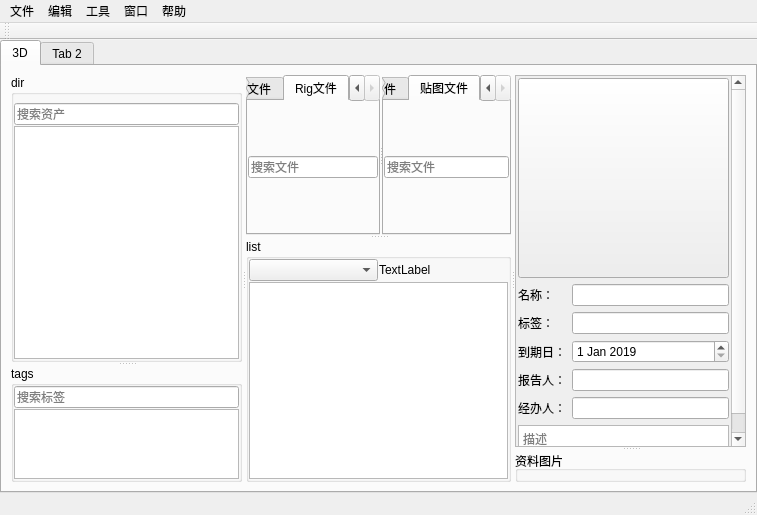
Old version of the form assetsManage/UI/AM_MainWin.ui in the repository IvanYangYangXi/pyqt_study.
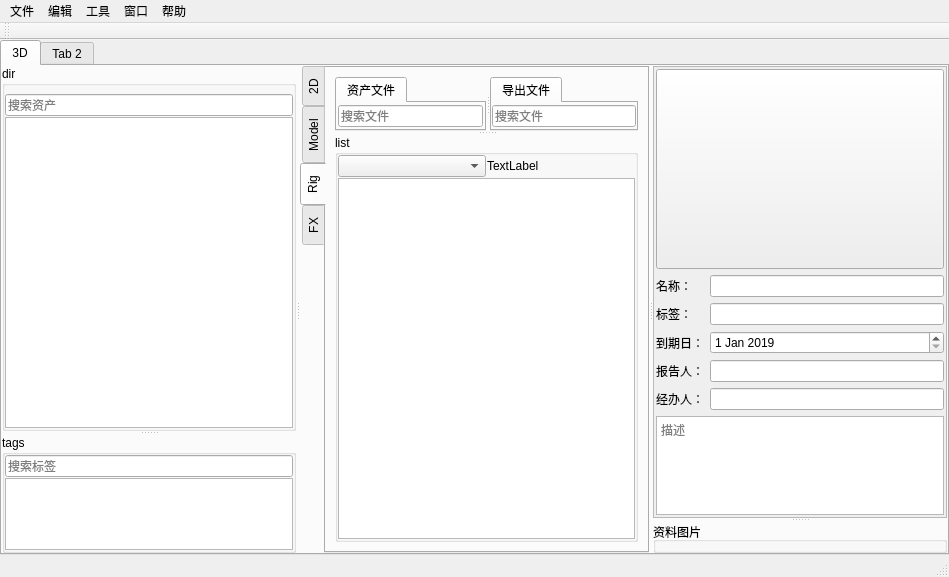
New version of the form. The open tabs and pages were chosen to show the change. Icons and pictures are not drawn.

Diff of the .ui file:
```diff
--- a/assetsManage/UI/AM_MainWin.ui
+++ b/assetsManage/UI/AM_MainWin.ui
@@ -6,8 +6,8 @@
    <rect>
     <x>0</x>
     <y>0</y>
-    <width>757</width>
-    <height>515</height>
+    <width>949</width>
+    <height>577</height>
    </rect>
   </property>
   <property name="windowTitle">
@@ -24,7 +24,7 @@
    <string>AssetsManage</string>
   </property>
   <widget class="QWidget" name="centralwidget">
-   <layout class="QVBoxLayout" name="verticalLayout_9">
+   <layout class="QGridLayout" name="gridLayout_2">
     <property name="leftMargin">
      <number>0</number>
     </property>
@@ -37,7 +37,7 @@
     <property name="bottomMargin">
      <number>0</number>
     </property>
-    <item>
+    <item row="0" column="0">
      <widget class="QTabWidget" name="tabWidget">
       <property name="currentIndex">
        <number>0</number>
@@ -50,8 +50,23 @@
         <string>3D</string>
        </attribute>
        <layout class="QHBoxLayout" name="horizontalLayout_2">
+        <property name="spacing">
+         <number>0</number>
+        </property>
+        <property name="leftMargin">
+         <number>0</number>
+        </property>
+        <property name="topMargin">
+         <number>0</number>
+        </property>
+        <property name="rightMargin">
+         <number>0</number>
+        </property>
+        <property name="bottomMargin">
+         <number>0</number>
+        </property>
         <item>
-         <widget class="QSplitter" name="splitter_3">
+         <widget class="QSplitter" name="splitter_4">
           <property name="orientation">
            <enum>Qt::Horizontal</enum>
           </property>
@@ -162,36 +177,54 @@
             </layout>
            </widget>
           </widget>
-          <widget class="QSplitter" name="splitter_file">
-           <property name="sizePolicy">
-            <sizepolicy hsizetype="Preferred" vsizetype="Expanding">
-             <horstretch>0</horstretch>
-             <verstretch>0</verstretch>
-            </sizepolicy>
-           </property>
-           <property name="orientation">
-            <enum>Qt::Vertical</enum>
-           </property>
-           <widget class="QSplitter" name="splitter_2">
-            <property name="sizePolicy">
-             <sizepolicy hsizetype="Expanding" vsizetype="Preferred">
-              <horstretch>0</horstretch>
-              <verstretch>3</verstretch>
-             </sizepolicy>
-            </property>
-            <property name="orientation">
-             <enum>Qt::Horizontal</enum>
-            </property>
-            <property name="handleWidth">
-             <number>2</number>
-            </property>
             <widget class="QTabWidget" name="tabWidget_2">
+           <property name="tabPosition">
+            <enum>QTabWidget::West</enum>
+           </property>
              <property name="currentIndex">
-              <number>0</number>
-             </property>
+            <number>1</number>
+           </property>
+           <widget class="QWidget" name="tab_6">
+            <attribute name="title">
+             <string>2D</string>
+            </attribute>
+           </widget>
              <widget class="QWidget" name="tab_3">
               <attribute name="title">
-               <string>资产源文件</string>
+             <string>Model</string>
+            </attribute>
+            <layout class="QVBoxLayout" name="verticalLayout_9">
+             <property name="spacing">
+              <number>6</number>
+             </property>
+             <property name="leftMargin">
+              <number>0</number>
+             </property>
+             <property name="topMargin">
+              <number>0</number>
+             </property>
+             <property name="rightMargin">
+              <number>0</number>
+             </property>
+             <property name="bottomMargin">
+              <number>0</number>
+             </property>
+             <item>
+              <widget class="QSplitter" name="splitter_3">
+               <property name="orientation">
+                <enum>Qt::Vertical</enum>
+               </property>
+               <widget class="QSplitter" name="splitter_2">
+                <property name="orientation">
+                 <enum>Qt::Horizontal</enum>
+                </property>
+                <widget class="QTabWidget" name="tabWidget_4">
+                 <property name="currentIndex">
+                  <number>0</number>
+                 </property>
+                 <widget class="QWidget" name="tab_8">
+                  <attribute name="title">
+                   <string>资产文件</string>
               </attribute>
               <layout class="QVBoxLayout" name="verticalLayout">
                <property name="spacing">
@@ -221,38 +254,6 @@
                </item>
               </layout>
              </widget>
-             <widget class="QWidget" name="tab_4">
-              <attribute name="title">
-               <string>Rig文件</string>
-              </attribute>
-              <layout class="QVBoxLayout" name="verticalLayout_2">
-               <property name="spacing">
-                <number>1</number>
-               </property>
-               <property name="leftMargin">
-                <number>0</number>
-               </property>
-               <property name="topMargin">
-                <number>0</number>
-               </property>
-               <property name="rightMargin">
-                <number>0</number>
-               </property>
-               <property name="bottomMargin">
-                <number>0</number>
-               </property>
-               <item>
-                <widget class="QLineEdit" name="lineEdit_5">
-                 <property name="placeholderText">
-                  <string>搜索文件</string>
-                 </property>
-                </widget>
-               </item>
-               <item>
-                <layout class="QVBoxLayout" name="verticalLayout_rigfile"/>
-               </item>
-              </layout>
-             </widget>
             </widget>
             <widget class="QTabWidget" name="tabWidget_3">
              <property name="currentIndex">
@@ -292,7 +293,7 @@
              </widget>
              <widget class="QWidget" name="tab">
               <attribute name="title">
-               <string>贴图文件</string>
+                   <string>导出贴图</string>
               </attribute>
               <layout class="QVBoxLayout" name="verticalLayout_8">
                <property name="spacing">
@@ -392,6 +393,175 @@
             </layout>
            </widget>
           </widget>
+             </item>
+            </layout>
+           </widget>
+           <widget class="QWidget" name="tab_4">
+            <attribute name="title">
+             <string>Rig</string>
+            </attribute>
+            <layout class="QHBoxLayout" name="horizontalLayout_4">
+             <item>
+              <widget class="QSplitter" name="splitter_5">
+               <property name="orientation">
+                <enum>Qt::Vertical</enum>
+               </property>
+               <widget class="QSplitter" name="splitter_6">
+                <property name="orientation">
+                 <enum>Qt::Horizontal</enum>
+                </property>
+                <widget class="QTabWidget" name="tabWidget_5">
+                 <property name="currentIndex">
+                  <number>0</number>
+                 </property>
+                 <widget class="QWidget" name="tab_9">
+                  <attribute name="title">
+                   <string>资产文件</string>
+                  </attribute>
+                  <layout class="QVBoxLayout" name="verticalLayout_2">
+                   <property name="spacing">
+                    <number>1</number>
+                   </property>
+                   <property name="leftMargin">
+                    <number>1</number>
+                   </property>
+                   <property name="topMargin">
+                    <number>1</number>
+                   </property>
+                   <property name="rightMargin">
+                    <number>1</number>
+                   </property>
+                   <property name="bottomMargin">
+                    <number>1</number>
+                   </property>
+                   <item>
+                    <widget class="QLineEdit" name="lineEdit_10">
+                     <property name="placeholderText">
+                      <string>搜索文件</string>
+                     </property>
+                    </widget>
+                   </item>
+                   <item>
+                    <layout class="QVBoxLayout" name="verticalLayout_rigfile"/>
+                   </item>
+                  </layout>
+                 </widget>
+                </widget>
+                <widget class="QTabWidget" name="tabWidget_6">
+                 <property name="currentIndex">
+                  <number>0</number>
+                 </property>
+                 <widget class="QWidget" name="tab_10">
+                  <attribute name="title">
+                   <string>导出文件</string>
+                  </attribute>
+                  <layout class="QVBoxLayout" name="verticalLayout_10">
+                   <property name="spacing">
+                    <number>1</number>
+                   </property>
+                   <property name="leftMargin">
+                    <number>0</number>
+                   </property>
+                   <property name="topMargin">
+                    <number>0</number>
+                   </property>
+                   <property name="rightMargin">
+                    <number>0</number>
+                   </property>
+                   <property name="bottomMargin">
+                    <number>0</number>
+                   </property>
+                   <item>
+                    <widget class="QLineEdit" name="lineEdit_11">
+                     <property name="placeholderText">
+                      <string>搜索文件</string>
+                     </property>
+                    </widget>
+                   </item>
+                   <item>
+                    <layout class="QVBoxLayout" name="verticalLayout_expfile_2"/>
+                   </item>
+                  </layout>
+                 </widget>
+                </widget>
+               </widget>
+               <widget class="QGroupBox" name="groupBox_5">
+                <property name="sizePolicy">
+                 <sizepolicy hsizetype="Preferred" vsizetype="Preferred">
+                  <horstretch>0</horstretch>
+                  <verstretch>1</verstretch>
+                 </sizepolicy>
+                </property>
+                <property name="title">
+                 <string>list</string>
+                </property>
+                <layout class="QVBoxLayout" name="verticalLayout_12">
+                 <property name="spacing">
+                  <number>1</number>
+                 </property>
+                 <property name="leftMargin">
+                  <number>0</number>
+                 </property>
+                 <property name="topMargin">
+                  <number>0</number>
+                 </property>
+                 <property name="rightMargin">
+                  <number>0</number>
+                 </property>
+                 <property name="bottomMargin">
+                  <number>0</number>
+                 </property>
+                 <item>
+                  <layout class="QHBoxLayout" name="horizontalLayout_3">
+                   <item>
+                    <widget class="QComboBox" name="comboBox_list_2"/>
+                   </item>
+                   <item>
+                    <widget class="QLabel" name="label_list_2">
+                     <property name="text">
+                      <string>TextLabel</string>
+                     </property>
+                    </widget>
+                   </item>
+                  </layout>
+                 </item>
+                 <item>
+                  <widget class="QListWidget" name="listWidget_List_2">
+                   <property name="mouseTracking">
+                    <bool>false</bool>
+                   </property>
+                   <property name="frameShape">
+                    <enum>QFrame::StyledPanel</enum>
+                   </property>
+                   <property name="autoScroll">
+                    <bool>true</bool>
+                   </property>
+                   <property name="dragEnabled">
+                    <bool>false</bool>
+                   </property>
+                   <property name="wordWrap">
+                    <bool>false</bool>
+                   </property>
+                   <property name="selectionRectVisible">
+                    <bool>false</bool>
+                   </property>
+                   <property name="sortingEnabled">
+                    <bool>false</bool>
+                   </property>
+                  </widget>
+                 </item>
+                </layout>
+               </widget>
+              </widget>
+             </item>
+            </layout>
+           </widget>
+           <widget class="QWidget" name="tab_7">
+            <attribute name="title">
+             <string>FX</string>
+            </attribute>
+           </widget>
+          </widget>
           <widget class="QSplitter" name="splitter">
            <property name="orientation">
             <enum>Qt::Vertical</enum>
@@ -411,8 +581,8 @@
               <rect>
                <x>0</x>
                <y>0</y>
-               <width>190</width>
-               <height>394</height>
+               <width>250</width>
+               <height>462</height>
               </rect>
              </property>
              <property name="layoutDirection">
@@ -617,7 +787,7 @@
     <rect>
      <x>0</x>
      <y>0</y>
-     <width>757</width>
+     <width>949</width>
      <height>23</height>
     </rect>
    </property>
```
Left out of the diff: 12 changed lines with no effect on the pictures. Lines whose indentation alone changed are shown as unchanged.
